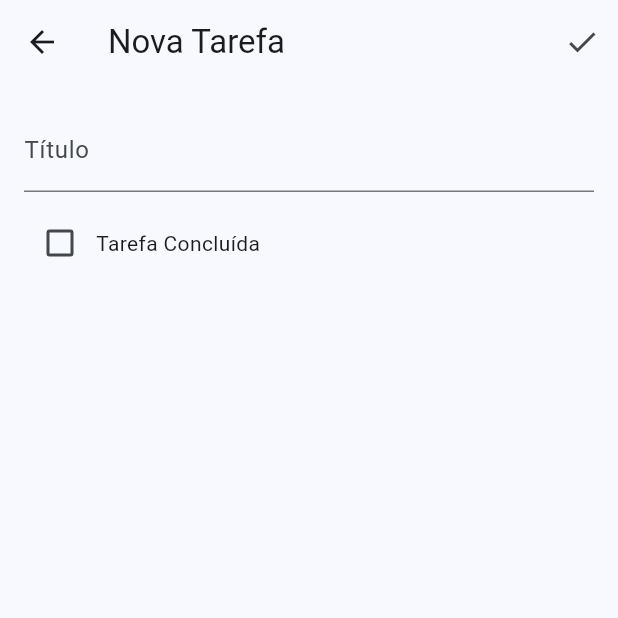
After one commit to karllos-goehringer/Trabalho-Mobile-1, a Flutter app: the CreateTarefaPage screen opened directly, on a phone screen of 412 x 824 dp, the top half of it. The commit adds this screen. Run offline on Flutter 3.47's test engine with Material 3 defaults, Android fonts, the phone set to English and light mode, and no system bars; our stand-ins replace hive, hive_flutter, image_picker; accounts and stored records are empty.

Commit message:
Implementação da tarefa e form Tarefa

```diff
--- a/lib/main.dart
+++ b/lib/main.dart
@@ -1,4 +1,5 @@
 import 'package:app_trabalho/models/NotaClass.dart';
+import 'package:app_trabalho/models/TarefaClass.dart';
 import 'package:app_trabalho/pages/FormAddNotaCard.dart';
 import 'package:app_trabalho/widgets/NotaCard.dart';
 import 'package:flutter/material.dart';
@@ -6,8 +7,8 @@ import 'package:hive_flutter/hive_flutter.dart';
 
 void main() async  {
   await Hive.initFlutter();
-  Hive.registerAdapter(NotaAdapter());
-  var boxAnotacoes = await Hive.openBox<Nota>('notaBox');
+  Hive.registerAdapter(TarefaAdapter());
+  var boxAnotacoes = await Hive.openBox<Tarefa>('notaBox');
   runApp(MyApp());
 }
 
@@ -59,11 +60,11 @@ final VoidCallback toggleTheme;
   const HomePage({super.key, required this.toggleTheme});
   @override
   Widget build(BuildContext context) {
-    final box = Hive.box<Nota>('notaBox');
+    final box = Hive.box<Tarefa>('notaBox');
 
     return Scaffold(
       appBar: AppBar(title: const Text('Minhas Anotações')),
-      body: ValueListenableBuilder<Box<Nota>>(
+      body: ValueListenableBuilder<Box<Tarefa>>(
         valueListenable: box.listenable(),
         builder: (context, box, _) {
           if (box.isEmpty) {
@@ -77,7 +78,7 @@ final VoidCallback toggleTheme;
             itemCount: itemCount,
             itemBuilder: (context, index) {
               final int reversedIndex = itemCount - 1 - index;
-              final Nota? nota = box.getAt(reversedIndex);
+              final Tarefa ? nota = box.getAt(reversedIndex);
 
               if (nota == null) return const SizedBox.shrink();
 
--- /dev/null
+++ b/lib/models/TarefaClass.dart
@@ -0,0 +1,18 @@
+import 'dart:nativewrappers/_internal/vm/lib/ffi_native_type_patch.dart';
+
+import 'package:hive/hive.dart';
+part 'TarefaClass.g.dart';
+@HiveType(typeId: 2)
+class Tarefa {
+    Tarefa({
+    required this.titulo,
+    required this.concluida,
+    required this.momentoCadastro
+  });
+  @HiveField(0)
+  String titulo;
+  @HiveField(1)
+  bool concluida;
+  @HiveField(2)
+  String momentoCadastro;
+}
--- /dev/null
+++ b/lib/pages/FormAddTarefaCard.dart
@@ -0,0 +1,104 @@
+import 'dart:io';
+import 'package:app_trabalho/models/NotaClass.dart';
+import 'package:app_trabalho/models/TarefaClass.dart';
+import 'package:flutter/material.dart';
+import 'package:hive_flutter/hive_flutter.dart';
+import 'package:intl/intl.dart';
+import 'package:image_picker/image_picker.dart';
+
+class CreateTarefaPage extends StatefulWidget {
+  const CreateTarefaPage({super.key});
+
+  @override
+  State<CreateTarefaPage> createState() => _CreateTarefaPageState();
+}
+
+class _CreateTarefaPageState extends State<CreateTarefaPage> {
+  final _titleController = TextEditingController();
+  // 1. Variável de estado para o Checkbox
+  bool _concluida = false;
+
+  final String _selectedDate =
+      DateFormat('dd/MM/yyyy HH:mm').format(DateTime.now());
+
+
+  void saveNote() async {
+    if (_titleController.text.isEmpty) {
+      ScaffoldMessenger.of(context).showSnackBar(
+        const SnackBar(
+          content: Text("Preencha título!"),
+        ),
+      );
+      return;
+    }
+
+    final tarefa = Tarefa(
+      titulo: _titleController.text,
+      momentoCadastro: _selectedDate,
+      // 4. Usar o estado do Checkbox
+      concluida: _concluida,
+    );
+
+    // --- SALVAR NO HIVE (nome correto: notaBox) ---
+    final notaBox = Hive.box<Tarefa>('notaBox');
+    await notaBox.add(tarefa);
+    Navigator.pop(context, tarefa);
+  }
+
+  @override
+  Widget build(BuildContext context) {
+    return Scaffold(
+      appBar: AppBar(
+        title: const Text("Nova Tarefa"),
+        actions: [
+          IconButton(
+            onPressed: saveNote,
+            icon: const Icon(Icons.check),
+          ),
+        ],
+      ),
+      body: Padding(
+        padding: const EdgeInsets.all(16),
+        child: ListView(
+          children: [
+            TextField(
+              controller: _titleController,
+              decoration: const InputDecoration(
+                labelText: "Título",
+              ),
+            ),
+            const SizedBox(height: 10),
+            // 2. Adicionar o Checkbox
+            Row(
+              children: [
+                Checkbox(
+                  value: _concluida,
+                  onChanged: (bool? newValue) {
+                    // 3. Atualizar o estado
+                    setState(() {
+                      _concluida = newValue ?? false;
+                    });
+                  },
+                ),
+                const Text("Tarefa Concluída"),
+              ],
+            ),
+            // Alternativamente, use CheckboxListTile:
+            /*
+            CheckboxListTile(
+              title: const Text("Tarefa Concluída"),
+              value: _concluida,
+              onChanged: (bool? newValue) {
+                setState(() {
+                  _concluida = newValue ?? false;
+                });
+              },
+              controlAffinity: ListTileControlAffinity.leading, // Para mover o checkbox para o início
+            ),
+            */
+          ],
+        ),
+      ),
+    );
+  }
+}
```
Also changed, not shown: lib/models/TarefaClass.g.dart (added).
